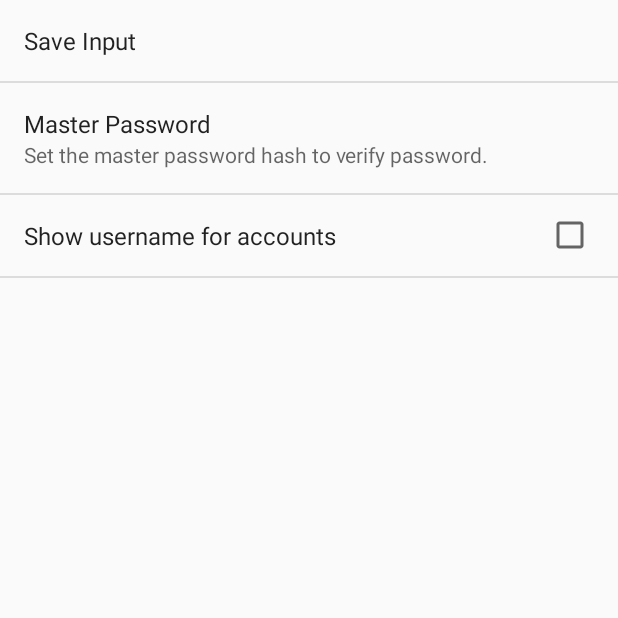
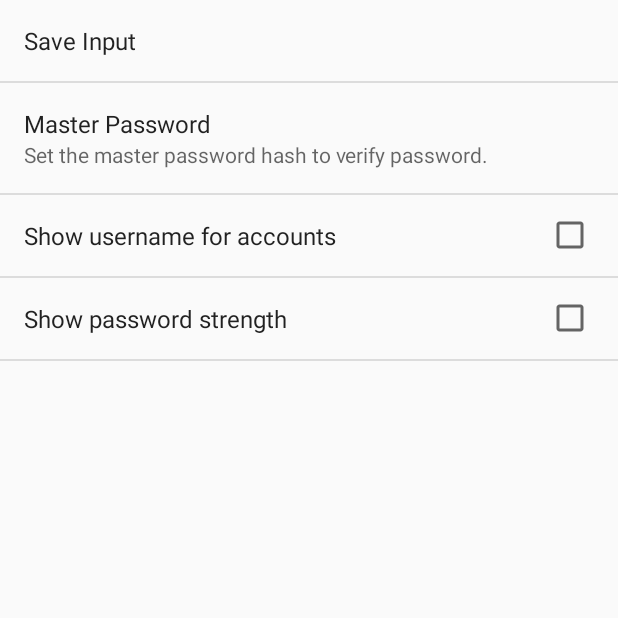
Before and after one commit to passwordmaker/android-passwordmaker, an Android app: the screen it shows after launch (SettingsActivity), in the options menu, after a tap on "Settings", on a phone screen of 412 x 824 dp, the top half of it. Run offline under Robolectric (Android 15) with nearby library versions, the phone set to English and light mode, and no system bars; libraries missing offline, so code that uses them is left out: org.daveware.passwordmaker; 23 statements that could not run were skipped.

Commit message:
Implement Issue #21 - Password strength meter
Now it can display a progressbar and value for the strength.  It seems to match perfectly with the chrome plugin, which claims to match the firefox plugin.  So it should be good to go.

Updated version of the pwm library to be able to use the calc strength

```diff
--- a/passwordmaker/build.gradle
+++ b/passwordmaker/build.gradle
@@ -77,7 +77,7 @@ dependencies {
     compile fileTree(dir: 'libs', include: ['*.jar'])
     // You must install or update the Support Repository through the SDK manager to use this dependency.
     compile 'com.intellij:annotations:12.0@jar'
-    compile 'org.passwordmaker:passwordmaker-je-lib:0.9.5'
+    compile 'org.passwordmaker:passwordmaker-je-lib:0.9.6'
     compile 'com.madgag.spongycastle:core:1.50.0.0'
     compile 'com.madgag.spongycastle:prov:1.50.0.0'
     androidTestCompile 'junit:junit:4.8.1'
--- a/passwordmaker/src/main/java/org/passwordmaker/android/MainActivity.java
+++ b/passwordmaker/src/main/java/org/passwordmaker/android/MainActivity.java
@@ -16,10 +16,7 @@ import android.view.Menu;
 import android.view.MenuItem;
 import android.view.View;
 import android.widget.*;
-import org.daveware.passwordmaker.Account;
-import org.daveware.passwordmaker.AccountManager;
-import org.daveware.passwordmaker.AccountManagerListener;
-import org.daveware.passwordmaker.SecureCharArray;
+import org.daveware.passwordmaker.*;
 import org.passwordmaker.android.adapters.SubstringArrayAdapter;
 
 import java.util.ArrayList;
@@ -89,6 +86,7 @@ public class MainActivity extends ActionBarActivity implements AccountManagerLis
     protected void onActivityResult(int requestCode, int resultCode, Intent data) {
         if ( requestCode == SHOW_SETTINGS ) {
             showUsernameBasedOnPreference();
+            showPassStrengthBasedOnPreference();
             saveDefaultValuesForFields();
         }
         super.onActivityResult(requestCode, resultCode, data);
@@ -113,6 +111,7 @@ public class MainActivity extends ActionBarActivity implements AccountManagerLis
         super.onResume();
         loadDefaultValueForFields();
         showUsernameBasedOnPreference();
+        showPassStrengthBasedOnPreference();
         favoritesAdapter.notifyDataSetChanged();
     }
 
@@ -302,7 +301,6 @@ public class MainActivity extends ActionBarActivity implements AccountManagerLis
     private void showUsernameBasedOnPreference() {
         SharedPreferences sharedPref = PreferenceManager.getDefaultSharedPreferences(this);
         boolean show = sharedPref.getBoolean(SettingsActivity.KEY_SHOW_USERNAME, false);
-        Log.i(LOG_TAG, format("SHOW USERNAME SETTING VALUE: %s", show));
         if ( show )
             showUsernameField();
         else
@@ -322,6 +320,49 @@ public class MainActivity extends ActionBarActivity implements AccountManagerLis
         username.setVisibility(View.GONE);
         username = (TextView)findViewById(R.id.lblUsername);
         username.setVisibility(View.GONE);
+    }
+
+    private void showPassStrengthBasedOnPreference() {
+        SharedPreferences sharedPref = PreferenceManager.getDefaultSharedPreferences(this);
+        boolean show = sharedPref.getBoolean(SettingsActivity.KEY_SHOW_PASS_STRENGTH, false);
+        if ( show )
+            showPassStrengthField();
+        else
+            hidePassStrengthField();
+    }
+
+
+    private void showPassStrengthField() {
+        View layPassStrength = findViewById(R.id.layPassStrength);
+        layPassStrength.setVisibility(View.VISIBLE);
+    }
+
+    private void hidePassStrengthField() {
+        View layPassStrength = findViewById(R.id.layPassStrength);
+        layPassStrength.setVisibility(View.GONE);
+    }
+
+    private void setPassStrengthMeter(SecureCharArray pass) {
+        View layPassStrength = findViewById(R.id.layPassStrength);
+        if ( layPassStrength.getVisibility() == View.VISIBLE ) {
+            double strength = PasswordMaker.calcPasswordStrength(pass);
+            Log.i(LOG_TAG, format("Password Strength: %.4f", strength));
+            setPassStrengthValue((int)strength);
+        }
+    }
+
+    private void setPassStrengthValue(int value) {
+        View layPassStrength = findViewById(R.id.layPassStrength);
+        if ( layPassStrength.getVisibility() == View.VISIBLE ) {
+            ProgressBar progressBar = (ProgressBar)findViewById(R.id.progPassStrength);
+            TextView txtPassStrength = (TextView)findViewById(R.id.txtPassStrength);
+            progressBar.setProgress(value);
+            txtPassStrength.setText(Integer.toString(value));
+        }
+    }
+
+    private void resetPassStrengthMeter() {
+        setPassStrengthValue(0);
     }
 
     private void setUIAccountUsernameFromAccount() {
@@ -372,12 +413,14 @@ public class MainActivity extends ActionBarActivity implements AccountManagerLis
             final String inputText = getInputText();
             try {
                 if (accountManager.matchesPasswordHash(masterPassword)) {
-                    CharSequence output = accountManager.generatePassword(masterPassword, inputText);
+                    SecureCharArray output = accountManager.generatePassword(masterPassword, inputText);
                     outputPassword.setText(output);
+                    setPassStrengthMeter(output);
                     setUIAccountUsernameFromAccount();
                 } else {
                     outputPassword.setText("Password Hash Mismatch");
                     clearUIAccountUsername();
+                    resetPassStrengthMeter();
                 }
             } finally {
                 masterPassword.erase();
@@ -387,6 +430,7 @@ public class MainActivity extends ActionBarActivity implements AccountManagerLis
             setVerificationCode("");
             clearUIAccountUsername();
             clearUIAccountUsername();
+            resetPassStrengthMeter();
             // if we have one already enqueue reset so that we don't keep on updating uselessly
             updateValidationCodeHandler.removeMessages(UPDATE_VER_CODE);
             updateValidationCodeHandler.sendEmptyMessageDelayed(UPDATE_VER_CODE, VER_CODE_DELAY);
--- a/passwordmaker/src/main/java/org/passwordmaker/android/SettingsActivity.java
+++ b/passwordmaker/src/main/java/org/passwordmaker/android/SettingsActivity.java
@@ -12,6 +12,7 @@ public class SettingsActivity extends Activity {
 
     public static final String KEY_SHOW_USERNAME = "pref_showUsername";
     public static final String KEY_SAVED_LENGTH = "pref_saveInputs";
+    public static final String KEY_SHOW_PASS_STRENGTH = "pref_showPasswordStrength";
     public static final String KEY_MASTERPASSWORD_HASH = "pref_masterPasswordHash";
 
     @Override
--- a/passwordmaker/src/main/res/values/strings.xml
+++ b/passwordmaker/src/main/res/values/strings.xml
@@ -133,7 +133,9 @@
     <string name="saveInputAmountDefaultValue">99999999</string>
     <string name="MasterPasswordSummary">Set the master password hash to verify password.</string>
     <string name="showUsername">Show username for accounts</string>
+    <string name="showPasswordStrength">Show password strength</string>
     <string name="title_activity_settings">Settings</string>
     <string name="lblNotes">Notes</string>
+    <string name="defaultProgressValue">0</string>
 
 </resources>
--- a/passwordmaker/src/main/res/xml/preferences.xml
+++ b/passwordmaker/src/main/res/xml/preferences.xml
@@ -17,4 +17,8 @@
             android:defaultValue="false"
             android:key="pref_showUsername"
             android:title="@string/showUsername" />
+    <CheckBoxPreference
+            android:defaultValue="false"
+            android:key="pref_showPasswordStrength"
+            android:title="@string/showPasswordStrength" />
 </PreferenceScreen>
```
Also changed, not shown: passwordmaker/src/main/res/layout/activity_main.xml (+24 -0 lines).
